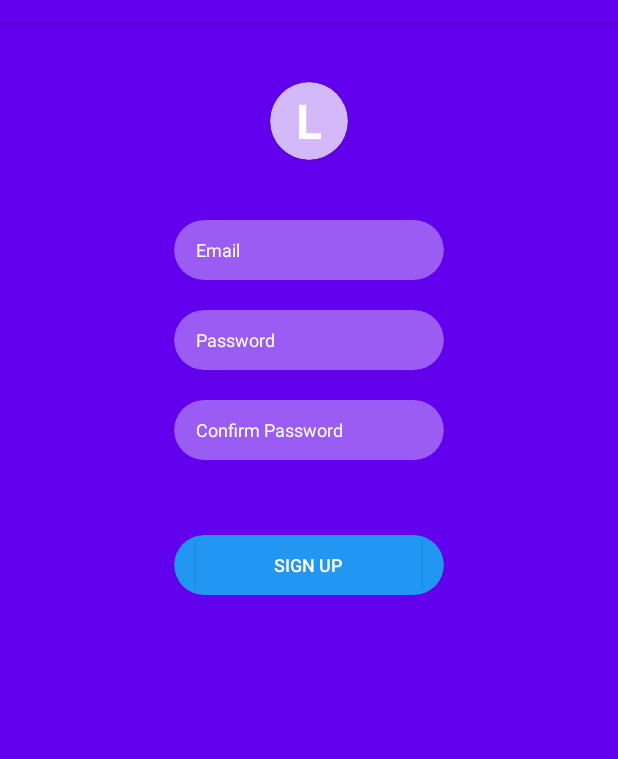
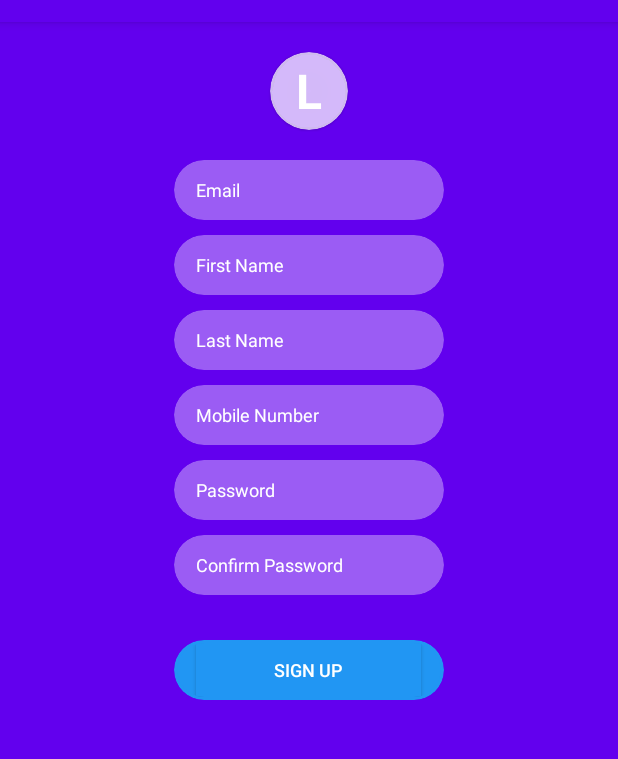
Before and after one commit to PranavRameshKulkarni/SIH2020_PJ235_Team-Hack-Elite_GitRepository_COEP, an Android app: the screen it shows after launch (LoginActivity), after a tap on "SIGN UP", on a phone screen of 412 x 824 dp, the part 62-821 px from its top. Run offline under Robolectric (Android 15) with nearby library versions, the phone set to English and light mode, and no system bars; libraries missing offline, so code that uses them is left out: com.anychart, com.loopj.android, com.mapbox.mapboxsdk, com.mmi.services, cz.msebera.android and 1 more; 22 statements that could not run were skipped; 2 other taps on this screen came first.

Commit message:
First name,Last name,Mobile number working

```diff
--- a/app/src/main/java/com/example/telecommapping/LoginActivity.java
+++ b/app/src/main/java/com/example/telecommapping/LoginActivity.java
@@ -176,13 +176,17 @@ public class LoginActivity extends AppCompatActivity {
                     final TextView signup_email = (TextView) findViewById(R.id.email_singup);
                     final TextView signup_password = (TextView) findViewById(R.id.password_singup);
                     final TextView password_confirm = (TextView) findViewById(R.id.password_confirm);
+                    final TextView first_name = (TextView) findViewById(R.id.first_name);
+                    final TextView last_name = (TextView) findViewById(R.id.last_name);
+                    final TextView mobile_number = (TextView) findViewById(R.id.mobileno);
                     final String Signup_email = signup_email.getText().toString();
                     final String Signup_password = signup_password.getText().toString();
                     final String Password_confirm = password_confirm.getText().toString();
-                    final String First_name = "ABC";
-                    final String Last_name = "XYZ";
+                    final String First_name = first_name.getText().toString();
+                    final String Last_name = last_name.getText().toString();
+                    final String Mobile_number = mobile_number.getText().toString();
                     Map<String,String> mobile = new HashMap<String, String>();
-                    mobile.put("mobile", "9421563900");
+                    mobile.put("mobile", Mobile_number);
                     JSONObject Mobile = new JSONObject(mobile);
                     if(Signup_password.equalsIgnoreCase(Password_confirm)) {
 
--- a/app/src/main/res/layout/activity_login.xml
+++ b/app/src/main/res/layout/activity_login.xml
@@ -161,7 +161,7 @@
         android:layout_alignParentStart="true"
         android:layout_alignParentLeft="true"
         android:layout_alignParentTop="true"
-        android:layout_marginTop="40dp"
+        android:layout_marginTop="20dp"
         android:gravity="center_horizontal"
         android:orientation="vertical"
         android:visibility="invisible"
@@ -170,7 +170,7 @@
         <androidx.cardview.widget.CardView
             android:layout_width="52dp"
             android:layout_height="52dp"
-            android:layout_marginBottom="40dp"
+            android:layout_marginBottom="20dp"
             app:cardBackgroundColor="#b9ffffff"
             app:cardCornerRadius="26dp"
             app:cardElevation="1dp">
@@ -188,7 +188,7 @@
         <androidx.cardview.widget.CardView
             android:layout_width="@dimen/second_card_width"
             android:layout_height="@dimen/second_card_height"
-            android:layout_marginBottom="20dp"
+            android:layout_marginBottom="10dp"
             app:cardBackgroundColor="@color/backgroundEditText"
             app:cardCornerRadius="@dimen/second_card_radius"
             app:cardElevation="0dp">
@@ -217,9 +217,108 @@
         </androidx.cardview.widget.CardView>
 
         <androidx.cardview.widget.CardView
+            android:layout_width="180dp"
+            android:layout_height="40dp"
+            android:layout_marginBottom="10dp"
+            app:cardBackgroundColor="#5cffffff"
+            app:cardCornerRadius="20dp"
+            app:cardElevation="0dp">
+
+            <androidx.cardview.widget.CardView
+                android:layout_width="176dp"
+                android:layout_height="36dp"
+                android:layout_gravity="center"
+                app:cardBackgroundColor="#00ffffff"
+                app:cardCornerRadius="18dp"
+                app:cardElevation="0dp">
+
+                <EditText
+                    android:id="@+id/first_name"
+                    android:layout_width="150dp"
+                    android:layout_height="match_parent"
+                    android:layout_gravity="center"
+                    android:background="@android:color/transparent"
+                    android:gravity="center_vertical"
+                    android:hint="First Name"
+                    android:inputType="textPersonName"
+                    android:textColor="#fff"
+                    android:textColorHint="#fff"
+                    android:textSize="12sp"/>
+
+            </androidx.cardview.widget.CardView>
+
+        </androidx.cardview.widget.CardView>
+
+        <androidx.cardview.widget.CardView
+            android:layout_width="180dp"
+            android:layout_height="40dp"
+            android:layout_marginBottom="10dp"
+            app:cardBackgroundColor="#5cffffff"
+            app:cardCornerRadius="20dp"
+            app:cardElevation="0dp">
+
+            <androidx.cardview.widget.CardView
+                android:layout_width="176dp"
+                android:layout_height="36dp"
+                android:layout_gravity="center"
+                app:cardBackgroundColor="#00ffffff"
+                app:cardCornerRadius="18dp"
+                app:cardElevation="0dp">
+
+                <EditText
+                    android:id="@+id/last_name"
+                    android:layout_width="150dp"
+                    android:layout_height="match_parent"
+                    android:layout_gravity="center"
+                    android:background="@android:color/transparent"
+                    android:gravity="center_vertical"
+                    android:hint="Last Name"
+                    android:inputType="textPersonName"
+                    android:textColor="#fff"
+                    android:textColorHint="#fff"
+                    android:textSize="12sp"/>
+
+            </androidx.cardview.widget.CardView>
+
+        </androidx.cardview.widget.CardView>
+
+        <androidx.cardview.widget.CardView
+            android:layout_width="180dp"
+            android:layout_height="40dp"
+            android:layout_marginBottom="10dp"
+            app:cardBackgroundColor="#5cffffff"
+            app:cardCornerRadius="20dp"
+            app:cardElevation="0dp">
+
+            <androidx.cardview.widget.CardView
+                android:layout_width="176dp"
+                android:layout_height="36dp"
+                android:layout_gravity="center"
+                app:cardBackgroundColor="#00ffffff"
+                app:cardCornerRadius="18dp"
+                app:cardElevation="0dp">
+
+                <EditText
+                    android:id="@+id/mobileno"
+                    android:layout_width="150dp"
+                    android:layout_height="match_parent"
+                    android:layout_gravity="center"
+                    android:background="@android:color/transparent"
+                    android:gravity="center_vertical"
+                    android:hint="Mobile Number"
+                    android:inputType="phone"
+                    android:textColor="#fff"
+                    android:textColorHint="#fff"
+                    android:textSize="12sp"/>
+
+            </androidx.cardview.widget.CardView>
+
+        </androidx.cardview.widget.CardView>
+
+        <androidx.cardview.widget.CardView
             android:layout_width="@dimen/second_card_width"
             android:layout_height="@dimen/second_card_height"
-            android:layout_marginBottom="20dp"
+            android:layout_marginBottom="10dp"
             app:cardBackgroundColor="#5cffffff"
             app:cardCornerRadius="@dimen/second_card_radius"
             app:cardElevation="0dp">
@@ -250,7 +349,7 @@
         <androidx.cardview.widget.CardView
             android:layout_width="@dimen/second_card_width"
             android:layout_height="@dimen/second_card_height"
-            android:layout_marginBottom="50dp"
+            android:layout_marginBottom="30dp"
             app:cardBackgroundColor="#5cffffff"
             app:cardCornerRadius="@dimen/second_card_radius"
             app:cardElevation="0dp">
@@ -272,7 +371,7 @@
                     android:background="@android:color/transparent"
                     android:gravity="center_vertical"
                     android:hint="@string/confirm_password_placeholder"
-                    android:inputType="numberPassword"
+                    android:inputType="textPassword"
                     android:textColor="#fff"
                     android:textColorHint="#fff"
                     android:textSize="12sp" />
```
